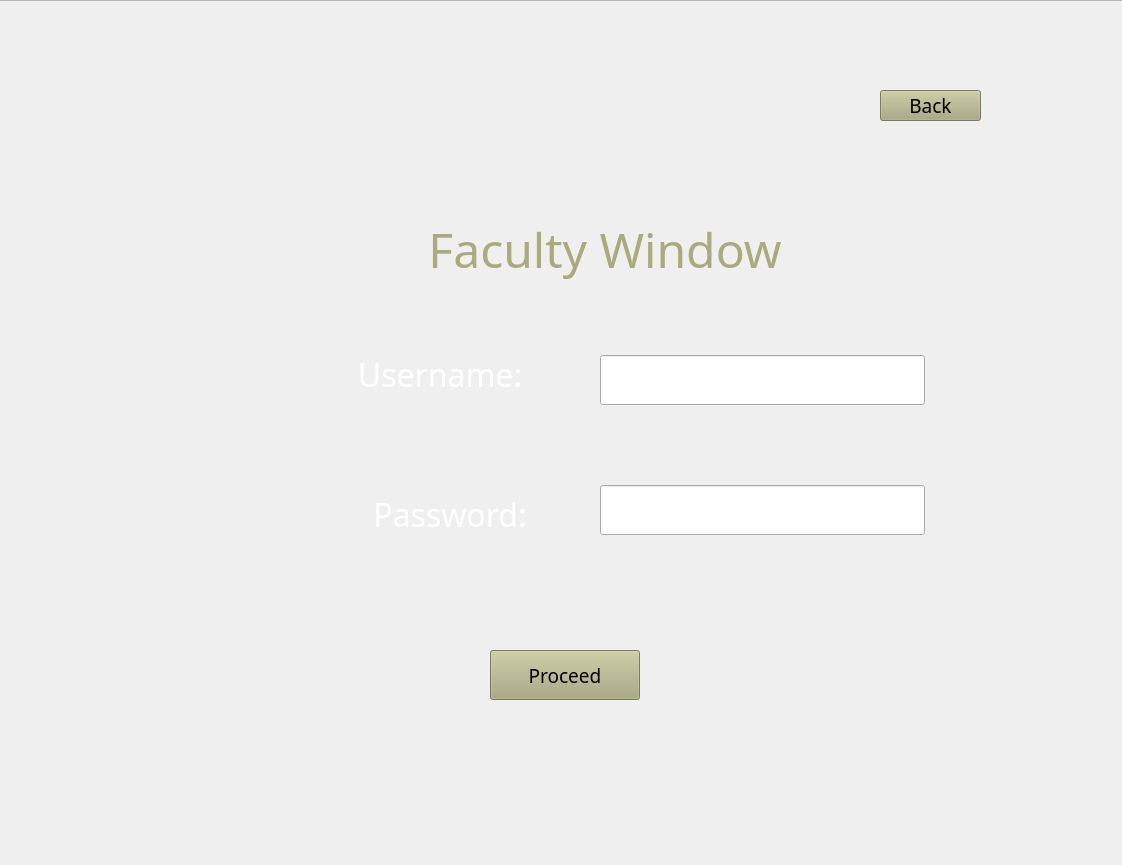
Before: the Qt Designer form GUI_Final/facultywindow.ui in VaradMash/Teacher_Finder, drawn with Qt 5.
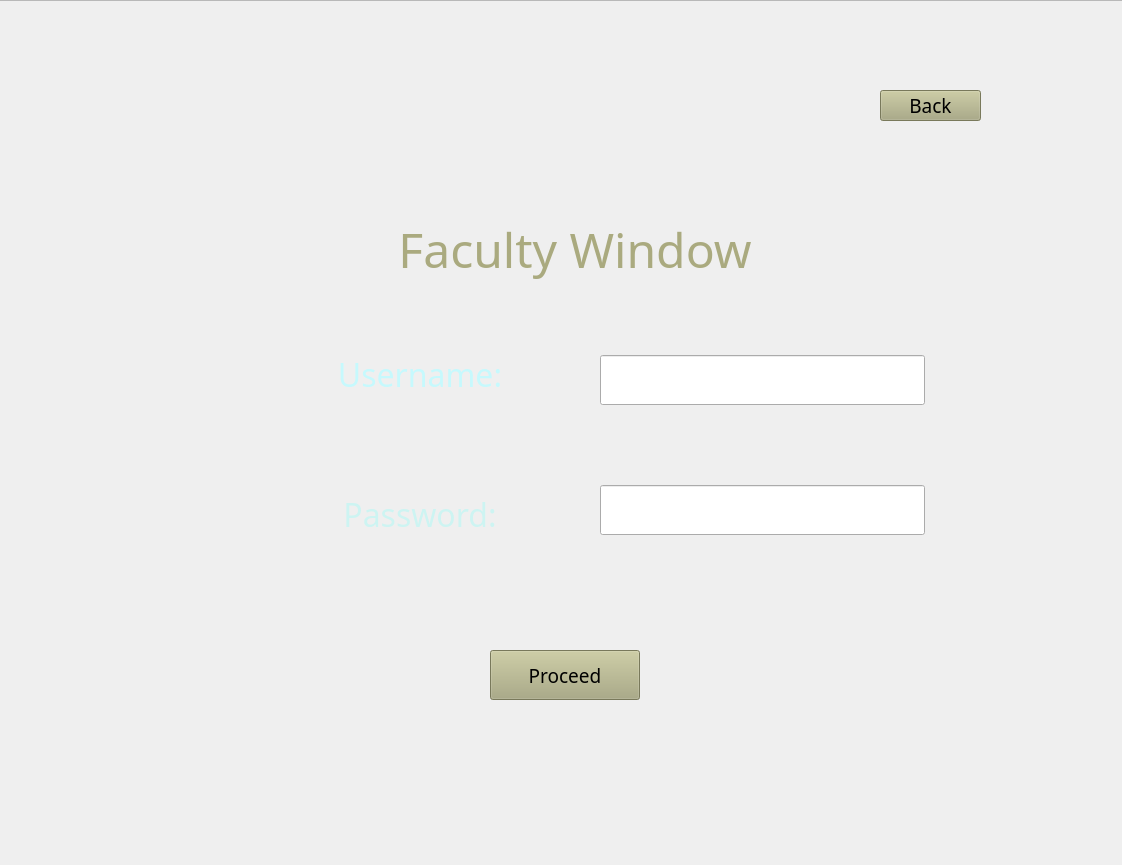
After: the same form once the commit is applied. Icons and pictures are not drawn.

```diff
--- a/GUI_Final/facultywindow.ui
+++ b/GUI_Final/facultywindow.ui
@@ -94,7 +94,7 @@
     <widget class="QLabel" name="label">
      <property name="geometry">
       <rect>
-       <x>600</x>
+       <x>570</x>
        <y>210</y>
        <width>450</width>
        <height>80</height>
@@ -113,7 +113,7 @@
     <widget class="QLabel" name="usernameLabel">
      <property name="geometry">
       <rect>
-       <x>550</x>
+       <x>530</x>
        <y>340</y>
        <width>220</width>
        <height>70</height>
@@ -128,13 +128,13 @@
       </font>
      </property>
      <property name="text">
-      <string>&lt;html&gt;&lt;head/&gt;&lt;body&gt;&lt;p align=&quot;center&quot;&gt;&lt;span style=&quot; font-size:24pt; color:#ffffff;&quot;&gt;Username:&lt;/span&gt;&lt;/p&gt;&lt;/body&gt;&lt;/html&gt;</string>
+      <string>&lt;html&gt;&lt;head/&gt;&lt;body&gt;&lt;p align=&quot;center&quot;&gt;&lt;span style=&quot; font-size:24pt; color:#c6f9fd;&quot;&gt;Username:&lt;/span&gt;&lt;/p&gt;&lt;/body&gt;&lt;/html&gt;</string>
      </property>
     </widget>
     <widget class="QLabel" name="passwordLabel_2">
      <property name="geometry">
       <rect>
-       <x>560</x>
+       <x>530</x>
        <y>480</y>
        <width>220</width>
        <height>70</height>
@@ -149,7 +149,7 @@
       </font>
      </property>
      <property name="text">
-      <string>&lt;html&gt;&lt;head/&gt;&lt;body&gt;&lt;p align=&quot;center&quot;&gt;&lt;span style=&quot; font-size:24pt; color:#ffffff;&quot;&gt;Password:&lt;/span&gt;&lt;/p&gt;&lt;/body&gt;&lt;/html&gt;</string>
+      <string>&lt;html&gt;&lt;head/&gt;&lt;body&gt;&lt;p align=&quot;center&quot;&gt;&lt;span style=&quot; font-size:24pt; color:#cdf4f2;&quot;&gt;Password:&lt;/span&gt;&lt;/p&gt;&lt;/body&gt;&lt;/html&gt;</string>
      </property>
     </widget>
     <widget class="QPushButton" name="back_fw">
```
